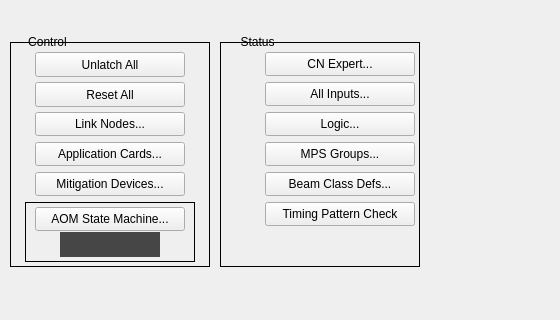
Old version of the form global_main.ui in the repository ad-build-test/pydm-mps; both pictures show x 0 to 560 and y 168 to 488 of the 1068 by 488 pixel window.
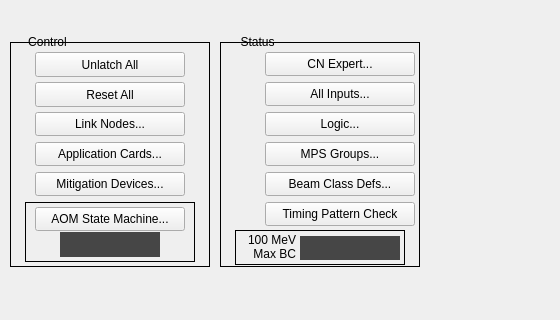
New version of the form. Custom widgets are drawn as their Qt base class.

Commit message: Add widget for 100MeV mode

What changed in the file:
```diff
--- a/global_main.ui
+++ b/global_main.ui
@@ -786,6 +786,70 @@
      <double>2.000000000000000</double>
     </property>
    </widget>
+   <widget class="QFrame" name="frame_4">
+    <property name="geometry">
+     <rect>
+      <x>15</x>
+      <y>188</y>
+      <width>170</width>
+      <height>35</height>
+     </rect>
+    </property>
+    <property name="frameShape">
+     <enum>QFrame::Box</enum>
+    </property>
+    <property name="frameShadow">
+     <enum>QFrame::Plain</enum>
+    </property>
+    <widget class="PyDMLabel" name="PyDMLabel_9">
+     <property name="geometry">
+      <rect>
+       <x>65</x>
+       <y>6</y>
+       <width>100</width>
+       <height>24</height>
+      </rect>
+     </property>
+     <property name="maximumSize">
+      <size>
+       <width>16777215</width>
+       <height>25</height>
+      </size>
+     </property>
+     <property name="toolTip">
+      <string/>
+     </property>
+     <property name="styleSheet">
+      <string notr="true">background-color: rgb(70, 70, 70);</string>
+     </property>
+     <property name="alignment">
+      <set>Qt::AlignCenter</set>
+     </property>
+     <property name="alarmSensitiveContent" stdset="0">
+      <bool>true</bool>
+     </property>
+     <property name="channel" stdset="0">
+      <string>ca://SIOC:SYS0:MP03:SC_BSYD_MAX_PERMIT</string>
+     </property>
+    </widget>
+    <widget class="QLabel" name="label_3">
+     <property name="geometry">
+      <rect>
+       <x>1</x>
+       <y>1</y>
+       <width>60</width>
+       <height>32</height>
+      </rect>
+     </property>
+     <property name="text">
+      <string>100 MeV
+Max BC</string>
+     </property>
+     <property name="alignment">
+      <set>Qt::AlignRight|Qt::AlignTrailing|Qt::AlignVCenter</set>
+     </property>
+    </widget>
+   </widget>
   </widget>
   <widget class="PyDMDrawingImage" name="PyDMDrawingImage_2">
    <property name="geometry">
```
